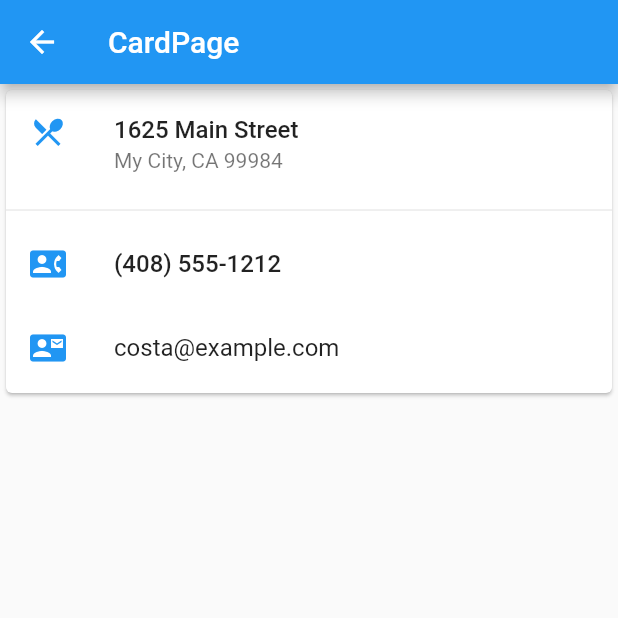
After one commit to Realank/flutter_prac, a Flutter app: the screen it shows after launch, after a tap on "卡片", on a phone screen of 412 x 824 dp, the top half of it. The commit adds this screen. Run offline on Flutter 3.47's test engine with Material 2 defaults, Android fonts, the phone set to English and light mode, and no system bars; our stand-ins replace cached_network_image.

Commit message:
add Card page

```diff
--- /dev/null
+++ b/lib/CardPage.dart
@@ -0,0 +1,48 @@
+import 'package:flutter/material.dart';
+
+Widget createCard() {
+  return new SizedBox(
+    height: 210.0,
+    child: new Card(
+      child: new Column(
+        children: [
+          new ListTile(
+            title: new Text('1625 Main Street', style: new TextStyle(fontWeight: FontWeight.w500)),
+            subtitle: new Text('My City, CA 99984'),
+            leading: new Icon(
+              Icons.restaurant_menu,
+              color: Colors.blue[500],
+            ),
+          ),
+          new Divider(),
+          new ListTile(
+            title: new Text('(408) 555-1212', style: new TextStyle(fontWeight: FontWeight.w500)),
+            leading: new Icon(
+              Icons.contact_phone,
+              color: Colors.blue[500],
+            ),
+          ),
+          new ListTile(
+            title: new Text('costa@example.com'),
+            leading: new Icon(
+              Icons.contact_mail,
+              color: Colors.blue[500],
+            ),
+          ),
+        ],
+      ),
+    ),
+  );
+}
+
+class CardPage extends StatelessWidget {
+  @override
+  Widget build(BuildContext context) {
+    return new Scaffold(
+      appBar: new AppBar(
+        title: new Text('CardPage'),
+      ),
+      body: createCard(),
+    );
+  }
+}
--- a/lib/main.dart
+++ b/lib/main.dart
@@ -6,6 +6,7 @@ import 'LayoutPage.dart';
 import 'GridViewPage.dart';
 import 'ListPage.dart';
 import 'StackPage.dart';
+import 'CardPage.dart';
 
 void main() => runApp(new MyApp());
 
@@ -29,6 +30,7 @@ class _FeatureListState extends State<FeatureList> {
     '网格': Icons.grid_on,
     'List': Icons.list,
     'Stack': Icons.star,
+    '卡片': Icons.credit_card
   };
   @override
   Widget build(BuildContext context) {
@@ -68,6 +70,9 @@ class _FeatureListState extends State<FeatureList> {
       case 'Stack':
         jumpPage(new StackPage());
         break;
+      case '卡片':
+        jumpPage(new CardPage());
+        break;
     }
   }
 
```
